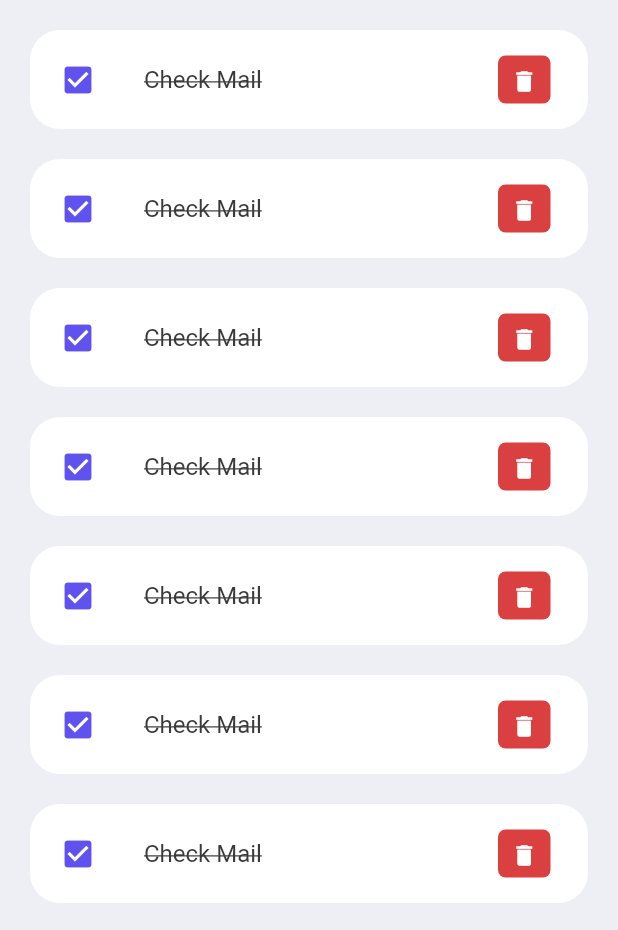
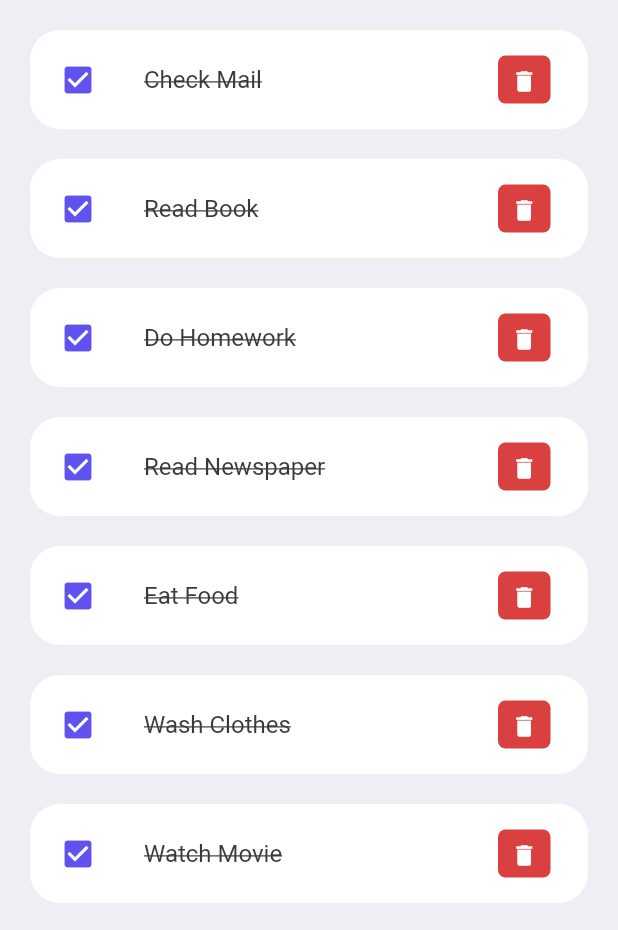
Before and after one commit to manjilkoirala/ToDo-App, a Flutter app: the screen it shows after launch, on a phone screen of 412 x 824 dp, the part 306-1236 px from its top. Run offline on Flutter 3.47's test engine with Material 2 defaults, Android fonts, the phone set to English and light mode, and no system bars.

Commit message:
Different list generated

```diff
--- a/lib/Screens/home.dart
+++ b/lib/Screens/home.dart
@@ -29,16 +29,34 @@ class HomePage extends StatelessWidget {
                             fontSize: 30, fontWeight: FontWeight.w500),
                       ),
                     ),
-                    const ToDoItem(),
-                    const ToDoItem(),
-                    const ToDoItem(),
-                    const ToDoItem(),
-                    const ToDoItem(),
-                    const ToDoItem(),
-                    const ToDoItem(),
-                    const ToDoItem(),
-                    const ToDoItem(),
-                    const ToDoItem(),
+                    const ToDoItem(item: 'Check Mail'),
+                    const ToDoItem(
+                      item: 'Read Book',
+                    ),
+                    const ToDoItem(
+                      item: 'Do Homework',
+                    ),
+                    const ToDoItem(
+                      item: 'Read Newspaper',
+                    ),
+                    const ToDoItem(
+                      item: 'Eat Food',
+                    ),
+                    const ToDoItem(
+                      item: 'Wash Clothes',
+                    ),
+                    const ToDoItem(
+                      item: 'Watch Movie',
+                    ),
+                    const ToDoItem(
+                      item: 'Write Blog',
+                    ),
+                    const ToDoItem(
+                      item: 'Drink Water',
+                    ),
+                    const ToDoItem(
+                      item: 'Go For Walk',
+                    ),
                   ],
                 ),
               )
--- a/lib/widgets/todo_items.dart
+++ b/lib/widgets/todo_items.dart
@@ -1,8 +1,14 @@
+// ignore_for_file: public_member_api_docs, sort_constructors_first
 import 'package:flutter/material.dart';
+
 import 'package:todo_app/Constant/colors.dart';
 
 class ToDoItem extends StatelessWidget {
-  const ToDoItem({super.key});
+  final String item;
+  const ToDoItem({
+    Key? key,
+    required this.item,
+  }) : super(key: key);
 
   @override
   Widget build(BuildContext context) {
@@ -16,9 +22,9 @@ class ToDoItem extends StatelessWidget {
         ),
         tileColor: Colors.white,
         leading: const Icon(Icons.check_box, color: tdBlue),
-        title: const Text(
-          'Check Mail',
-          style: TextStyle(
+        title: Text(
+          item,
+          style: const TextStyle(
               color: tdBlack,
               fontSize: 16,
               decoration: TextDecoration.lineThrough),
```
